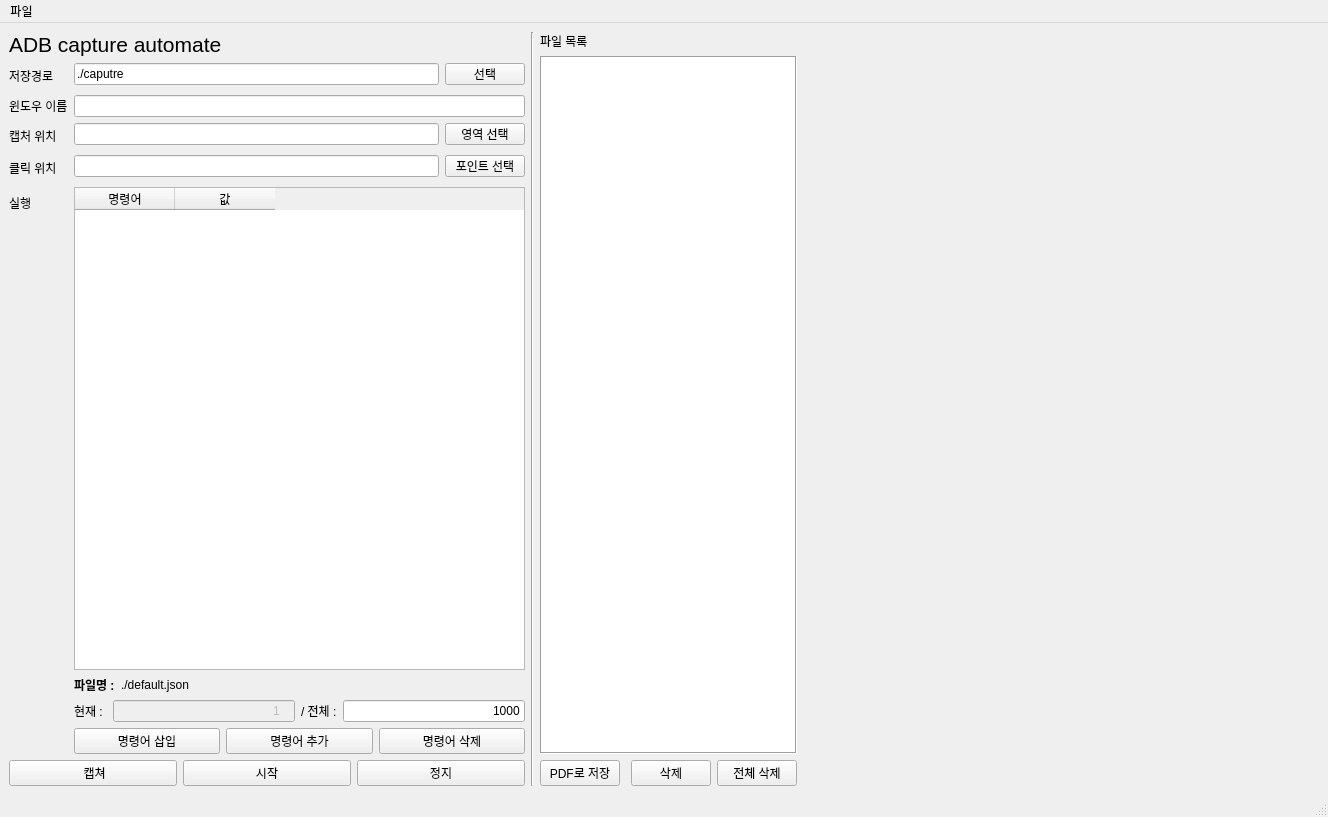
This is mainUi.ui in gyuha/capture-macro as Qt 5 draws it before an edit. The edited form follows.
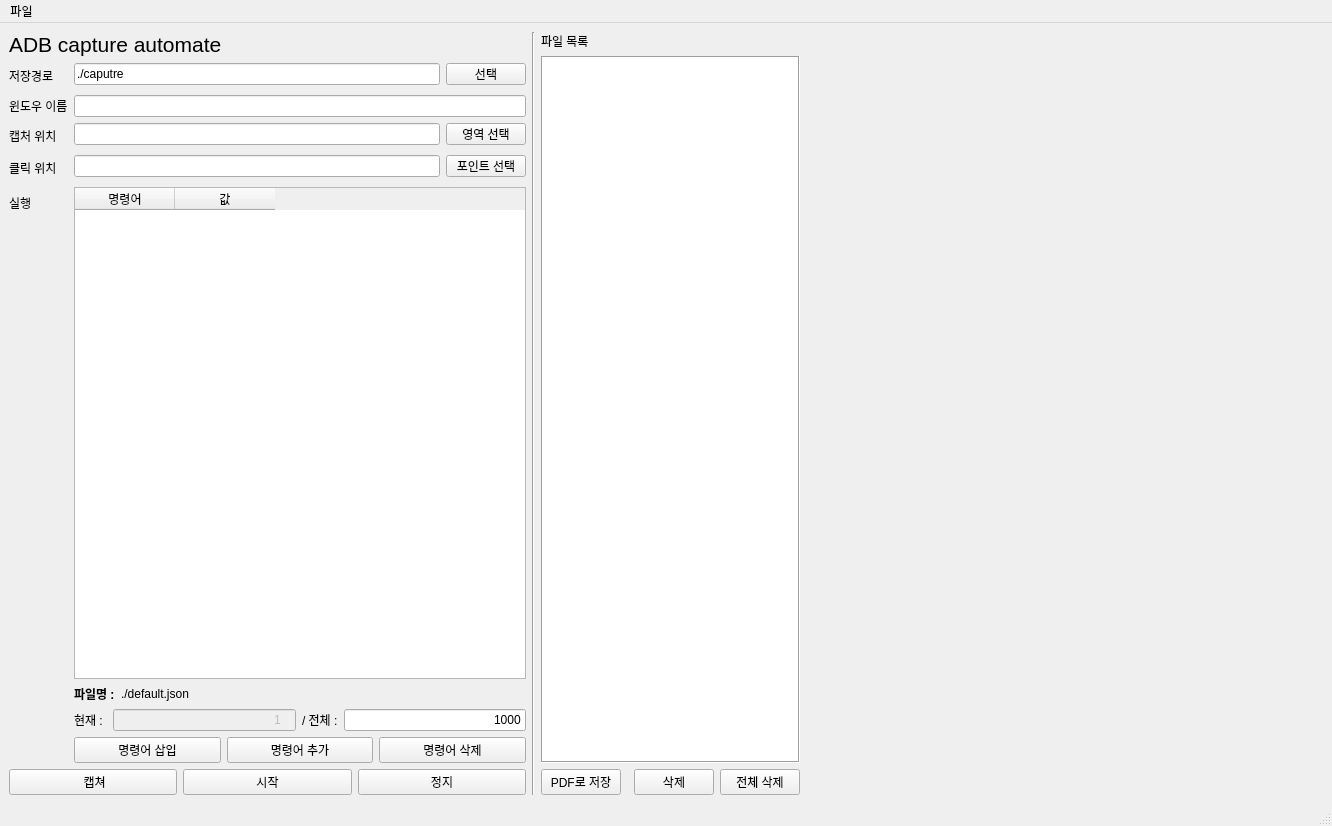
This is the edited form.

The edit to the form file:
```diff
--- a/mainUi.ui
+++ b/mainUi.ui
@@ -6,8 +6,8 @@
    <rect>
     <x>0</x>
     <y>0</y>
-    <width>1328</width>
-    <height>817</height>
+    <width>1332</width>
+    <height>826</height>
    </rect>
   </property>
   <property name="windowTitle">
@@ -440,8 +440,8 @@
     <rect>
      <x>0</x>
      <y>0</y>
-     <width>1328</width>
-     <height>26</height>
+     <width>1332</width>
+     <height>21</height>
     </rect>
    </property>
    <widget class="QMenu" name="menu">
```
Left out of the diff: 8 changed lines with no effect on the pictures.
